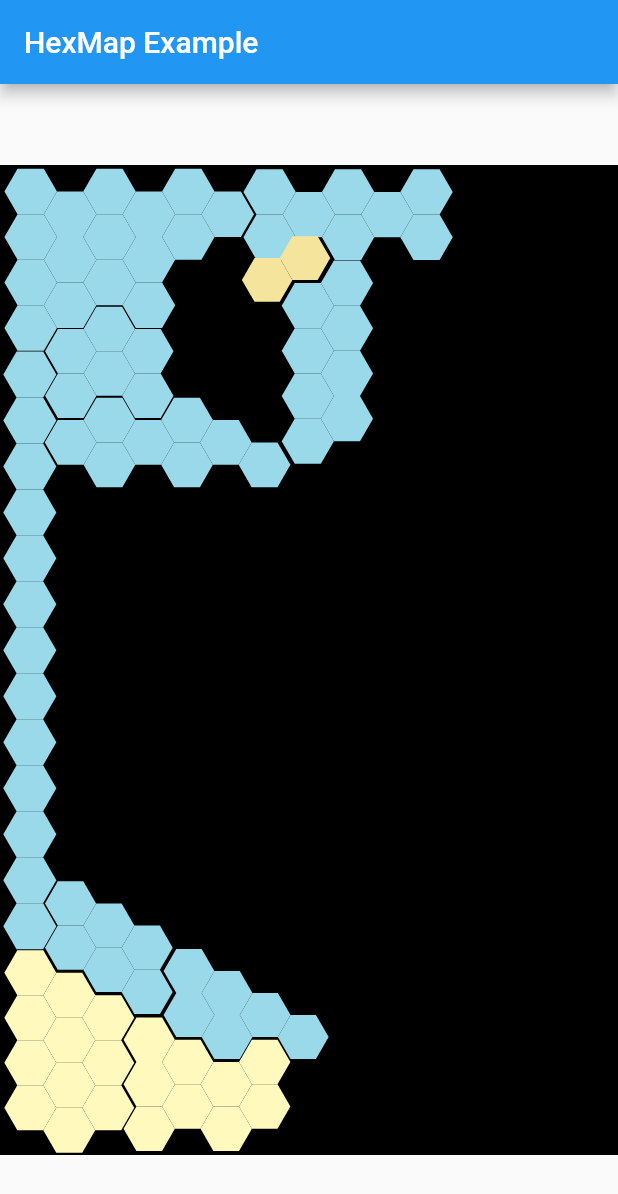
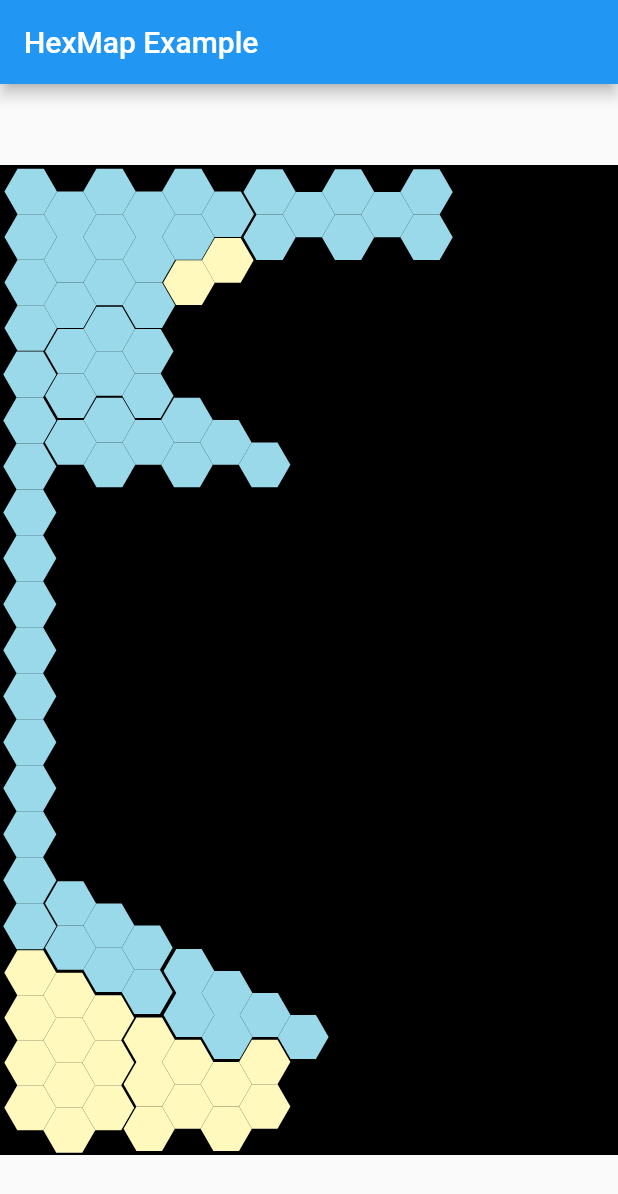
Before and after one commit to CPTR450-Diplomacy/frontend, a Flutter app: the HexMap screen opened directly, on a phone screen of 412 x 824 dp. Shown: the top 1194 px of the screen. Run offline on Flutter 3.47's test engine with Material 2 defaults, Android fonts, the phone set to English and light mode, and no system bars; our stand-ins replace flutter_svg.

```diff
--- a/lib/hexmaptest.dart
+++ b/lib/hexmaptest.dart
@@ -29,6 +29,7 @@ class HexMapState extends State<HexMap> {
     return Scaffold(
         appBar: AppBar(title: const Text('HexMap Example')),
         body: Center(
+          child: SingleChildScrollView(
             child: Container(
                 //decoration: BoxDecoration(border: Border.all()),
                 color: Colors.black,
@@ -81,12 +82,12 @@ class HexMapState extends State<HexMap> {
                               TUN,
                               color: Color(0xFFFFF9BD),
                             )),
-                      LayoutId(
-                          id: 8,
-                          child: SvgPicture.string(
-                            NTH,
-                            color: Color(0xFF9AD9EA),
-                          )),
+                        // LayoutId(
+                        //     id: 8,
+                        //     child: SvgPicture.string(
+                        //       NTH,
+                        //       color: Color(0xFF9AD9EA),
+                        //     )),
                         LayoutId(
                             id: 9,
                             child: SvgPicture.string(
@@ -102,11 +103,12 @@ class HexMapState extends State<HexMap> {
                         LayoutId(
                             id: 11,
                             child: SvgPicture.string(
-                            EDI,
-                            color: Color(0xFFF5E49C),
+                              CLY,
+                              color: Color(0xFFFFF9BD),
                             ))
                       ],
                     ))),
+          ),
         ));
   }
 }
@@ -169,13 +171,13 @@ class MyDelegate extends MultiChildLayoutDelegate {
           maxHeight: 397,
         ),
       );
-      final NTHPosition = layoutChild(
-        8,
-        const BoxConstraints(
-          maxWidth: 380,
-          maxHeight: 380,
-        ),
-      );
+      // final NTHPosition = layoutChild(
+      //   8,
+      //   const BoxConstraints(
+      //     maxWidth: 380,
+      //     maxHeight: 380,
+      //   ),
+      // );
       final WMEPosition = layoutChild(
         9,
         const BoxConstraints(
@@ -190,11 +192,11 @@ class MyDelegate extends MultiChildLayoutDelegate {
           maxHeight: 348,
         ),
       );
-      final EDIPosition = layoutChild(
+      final CLYPosition = layoutChild(
         11,
         const BoxConstraints(
-          maxWidth: 415,
-          maxHeight: 415,
+          maxWidth: 425,
+          maxHeight: 425,
         ),
       );
 
@@ -205,10 +207,10 @@ class MyDelegate extends MultiChildLayoutDelegate {
       positionChild(5, Offset(21, -141));
       positionChild(6, Offset(-119.5, 2.5));
       positionChild(7, Offset(-68, 441));
-      positionChild(8, Offset(24.5, -59));
+      // positionChild(8, Offset(24.5, -59));
       positionChild(9, Offset(-102, 367));
       positionChild(10, Offset(-22.2, 412.8));
-      positionChild(11, Offset(-4.5, -166));
+      positionChild(11, Offset(-61, -170));
     }
   }
 
```
Lines whose indentation alone changed are shown as unchanged.
